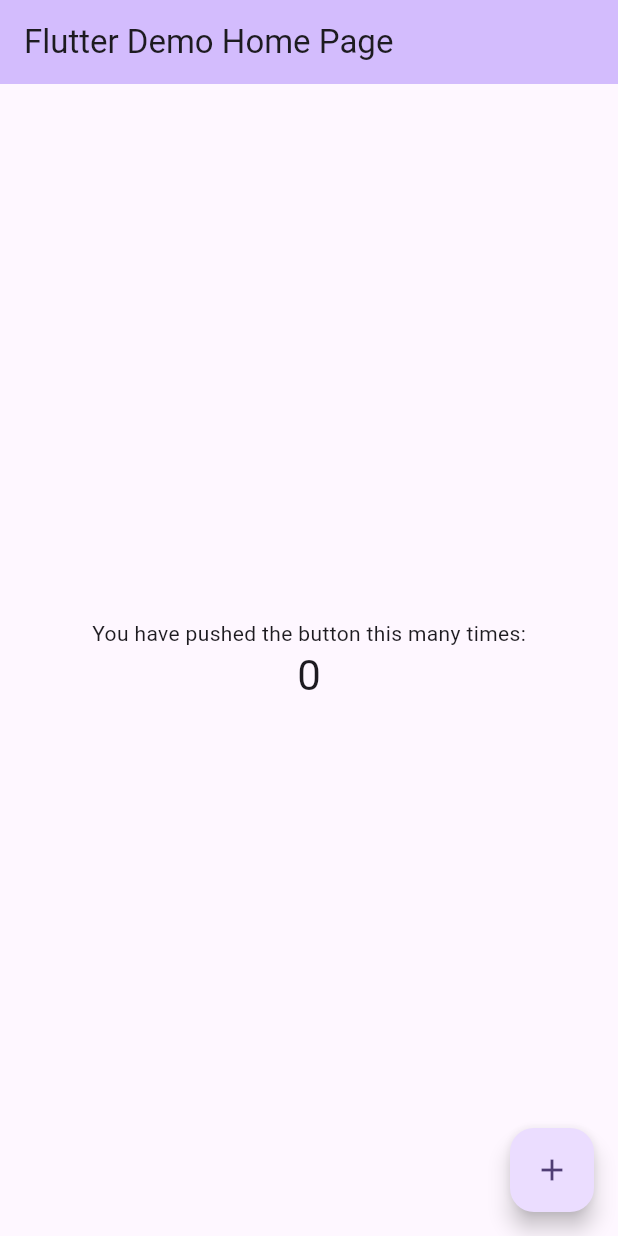
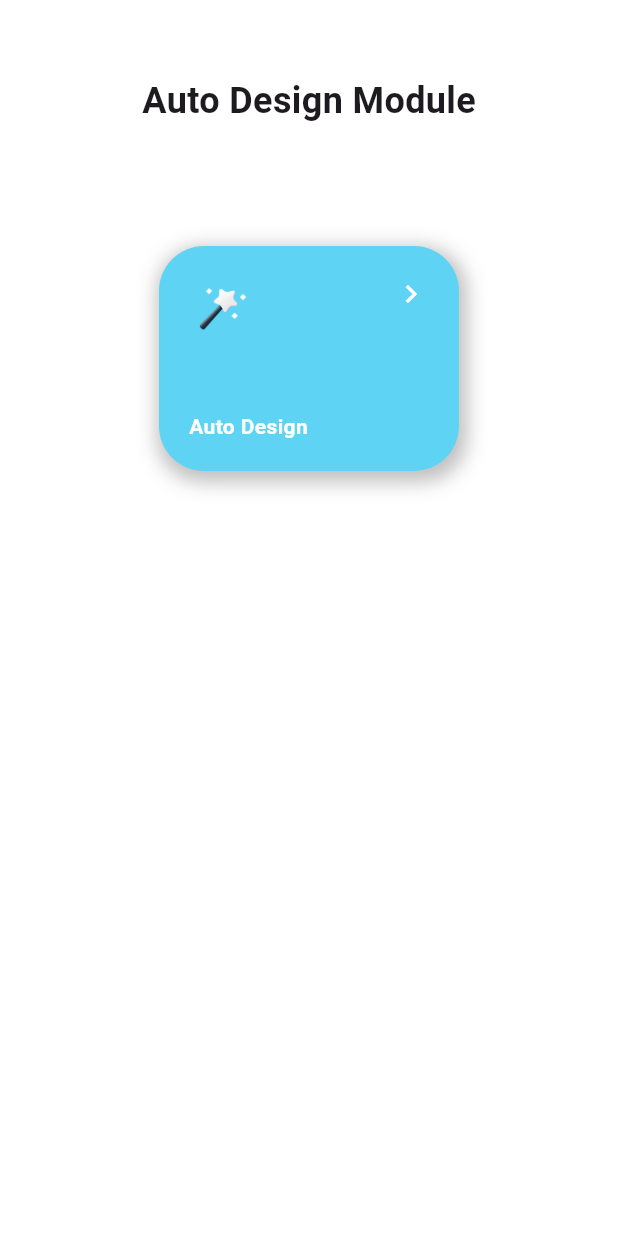
Before and after one commit to devsinntechnologies/logo-app-flutter, a Flutter app: the screen it shows after launch, on a phone screen of 412 x 824 dp. Run offline on Flutter 3.47's test engine with Material 3 defaults, Android fonts, the light colour scheme and no system bars.

Commit message:
Button UI done, moving forward

```diff
--- /dev/null
+++ b/logo_app_flutter/lib/components/auto_design_button.dart
@@ -0,0 +1,66 @@
+import 'package:flutter/material.dart';
+import 'package:logo_app_flutter/screens/design_input_screen.dart';
+
+class AutoDesignButton extends StatelessWidget {
+  const AutoDesignButton({super.key});
+
+  @override
+  Widget build(BuildContext context) {
+    return GestureDetector(
+      onTap: () {
+        Navigator.push(
+          context,
+          MaterialPageRoute(builder: (context) => const DesignInputScreen()),
+        );
+      },
+      child: Center(
+        child: Container(
+          height: 150, // ✔️ This sets the height
+          width: 200,
+          padding: const EdgeInsets.all(20),
+          decoration: BoxDecoration(
+            color: const Color(0xFF5FD3F3),
+            borderRadius: BorderRadius.circular(30),
+            boxShadow: [
+              BoxShadow(
+                color: Colors.black.withOpacity(0.25),
+                blurRadius: 10,
+                spreadRadius: 3,
+                offset: const Offset(2, 4),
+              ),
+            ],
+          ),
+          child: Row(
+            crossAxisAlignment: CrossAxisAlignment.center, // optional
+            children: [
+              Column(
+                crossAxisAlignment: CrossAxisAlignment.start,
+                children: [
+                  Image.asset(
+                    'lib/assets/icons/wandd.png',
+                    width: 40,
+                    height: 40,
+                  ),
+                  SizedBox(height: 50),
+                  const Text(
+                    'Auto Design',
+                    style: TextStyle(
+                      color: Colors.white,
+                      fontWeight: FontWeight.bold,
+                    ),
+                  ),
+                ],
+              ),
+              const Spacer(),
+              Column(
+                children: [
+                  const Icon(Icons.chevron_right, color: Colors.white),
+                ],
+              ),
+            ],
+          ),
+        ),
+      ),
+    );
+  }
+}
--- a/logo_app_flutter/lib/main.dart
+++ b/logo_app_flutter/lib/main.dart
@@ -1,4 +1,5 @@
 import 'package:flutter/material.dart';
+import 'package:logo_app_flutter/screens/home_screen.dart';
 
 void main() {
   runApp(const MyApp());
@@ -11,112 +12,9 @@ class MyApp extends StatelessWidget {
   @override
   Widget build(BuildContext context) {
     return MaterialApp(
-      title: 'Flutter Demo',
-      theme: ThemeData(
-        // This is the theme of your application.
-        //
-        // TRY THIS: Try running your application with "flutter run". You'll see
-        // the application has a purple toolbar. Then, without quitting the app,
-        // try changing the seedColor in the colorScheme below to Colors.green
-        // and then invoke "hot reload" (save your changes or press the "hot
-        // reload" button in a Flutter-supported IDE, or press "r" if you used
-        // the command line to start the app).
-        //
-        // Notice that the counter didn't reset back to zero; the application
-        // state is not lost during the reload. To reset the state, use hot
-        // restart instead.
-        //
-        // This works for code too, not just values: Most code changes can be
-        // tested with just a hot reload.
-        colorScheme: ColorScheme.fromSeed(seedColor: Colors.deepPurple),
-      ),
-      home: const MyHomePage(title: 'Flutter Demo Home Page'),
+      debugShowCheckedModeBanner: false,
+      title: 'Auto Desing Module',
+      home: const HomeScreen(),
     );
   }
 }
-
-class MyHomePage extends StatefulWidget {
-  const MyHomePage({super.key, required this.title});
-
-  // This widget is the home page of your application. It is stateful, meaning
-  // that it has a State object (defined below) that contains fields that affect
-  // how it looks.
-
-  // This class is the configuration for the state. It holds the values (in this
-  // case the title) provided by the parent (in this case the App widget) and
-  // used by the build method of the State. Fields in a Widget subclass are
-  // always marked "final".
-
-  final String title;
-
-  @override
-  State<MyHomePage> createState() => _MyHomePageState();
-}
-
-class _MyHomePageState extends State<MyHomePage> {
-  int _counter = 0;
-
-  void _incrementCounter() {
-    setState(() {
-      // This call to setState tells the Flutter framework that something has
-      // changed in this State, which causes it to rerun the build method below
-      // so that the display can reflect the updated values. If we changed
-      // _counter without calling setState(), then the build method would not be
-      // called again, and so nothing would appear to happen.
-      _counter++;
-    });
-  }
-
-  @override
-  Widget build(BuildContext context) {
-    // This method is rerun every time setState is called, for instance as done
-    // by the _incrementCounter method above.
-    //
-    // The Flutter framework has been optimized to make rerunning build methods
-    // fast, so that you can just rebuild anything that needs updating rather
-    // than having to individually change instances of widgets.
-    return Scaffold(
-      appBar: AppBar(
-        // TRY THIS: Try changing the color here to a specific color (to
-        // Colors.amber, perhaps?) and trigger a hot reload to see the AppBar
-        // change color while the other colors stay the same.
-        backgroundColor: Theme.of(context).colorScheme.inversePrimary,
-        // Here we take the value from the MyHomePage object that was created by
-        // the App.build method, and use it to set our appbar title.
-        title: Text(widget.title),
-      ),
-      body: Center(
-        // Center is a layout widget. It takes a single child and positions it
-        // in the middle of the parent.
-        child: Column(
-          // Column is also a layout widget. It takes a list of children and
-          // arranges them vertically. By default, it sizes itself to fit its
-          // children horizontally, and tries to be as tall as its parent.
-          //
-          // Column has various properties to control how it sizes itself and
-          // how it positions its children. Here we use mainAxisAlignment to
-          // center the children vertically; the main axis here is the vertical
-          // axis because Columns are vertical (the cross axis would be
-          // horizontal).
-          //
-          // TRY THIS: Invoke "debug painting" (choose the "Toggle Debug Paint"
-          // action in the IDE, or press "p" in the console), to see the
-          // wireframe for each widget.
-          mainAxisAlignment: MainAxisAlignment.center,
-          children: <Widget>[
-            const Text('You have pushed the button this many times:'),
-            Text(
-              '$_counter',
-              style: Theme.of(context).textTheme.headlineMedium,
-            ),
-          ],
-        ),
-      ),
-      floatingActionButton: FloatingActionButton(
-        onPressed: _incrementCounter,
-        tooltip: 'Increment',
-        child: const Icon(Icons.add),
-      ), // This trailing comma makes auto-formatting nicer for build methods.
-    );
-  }
-}
--- /dev/null
+++ b/logo_app_flutter/lib/screens/design_input_screen.dart
@@ -0,0 +1,34 @@
+import 'package:flutter/material.dart';
+
+class DesignInputScreen extends StatefulWidget {
+  const DesignInputScreen({super.key});
+
+  @override
+  State<DesignInputScreen> createState() => _DesignInputScreenState();
+}
+
+class _DesignInputScreenState extends State<DesignInputScreen> {
+  @override
+  Widget build(BuildContext context) {
+    return Scaffold(
+      body: Center(
+        child: Column(
+          mainAxisAlignment: MainAxisAlignment.center,
+          children: [
+            const Text(
+              'Design Input Screen',
+              style: TextStyle(fontSize: 24, fontWeight: FontWeight.bold),
+            ),
+            const SizedBox(height: 20),
+            ElevatedButton(
+              onPressed: () {
+                Navigator.pop(context);
+              },
+              child: const Text('Go to Auto Design'),
+            ),
+          ],
+        ),
+      ),
+    );
+  }
+}
--- /dev/null
+++ b/logo_app_flutter/lib/screens/home_screen.dart
@@ -0,0 +1,24 @@
+import 'package:flutter/material.dart';
+import 'package:logo_app_flutter/components/auto_design_button.dart';
+
+class HomeScreen extends StatelessWidget {
+  const HomeScreen({super.key});
+
+  @override
+  Widget build(BuildContext context) {
+    return Scaffold(
+      backgroundColor: Colors.white,
+      body: Column(
+        children: [
+          const SizedBox(height: 50),
+          const Text(
+            'Auto Design Module',
+            style: TextStyle(fontSize: 24, fontWeight: FontWeight.bold),
+          ),
+          const SizedBox(height: 80),
+          const AutoDesignButton(),
+        ],
+      ),
+    );
+  }
+}
--- a/logo_app_flutter/pubspec.yaml
+++ b/logo_app_flutter/pubspec.yaml
@@ -58,8 +58,8 @@ flutter:
   uses-material-design: true
 
   # To add assets to your application, add an assets section, like this:
-  # assets:
-  #   - images/a_dot_burr.jpeg
+  assets:
+     - lib/assets/icons/
   #   - images/a_dot_ham.jpeg
 
   # An image asset can refer to one or more resolution-specific "variants", see
```
Also changed, not shown: logo_app_flutter/lib/assets/icons/wandd.png (added), 1 other file.
